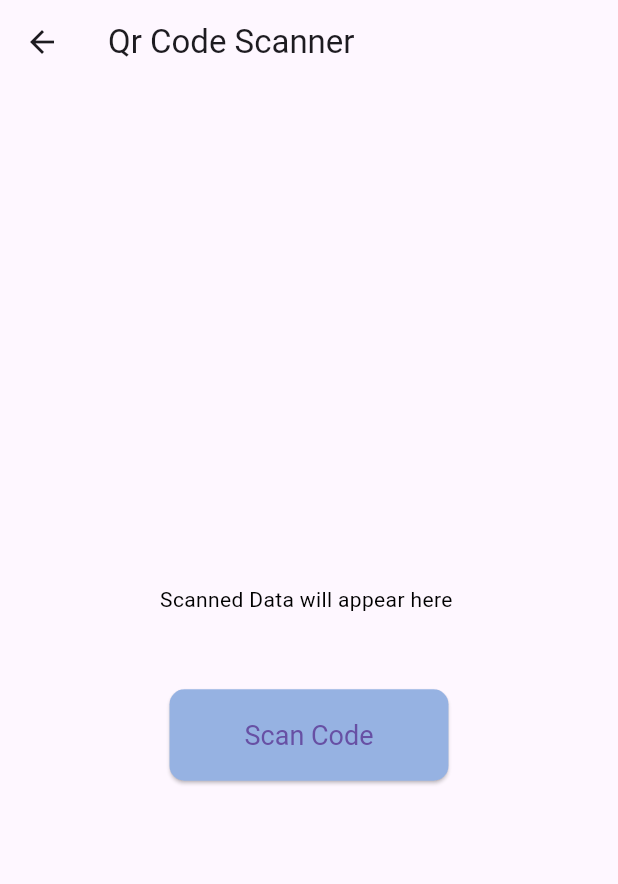
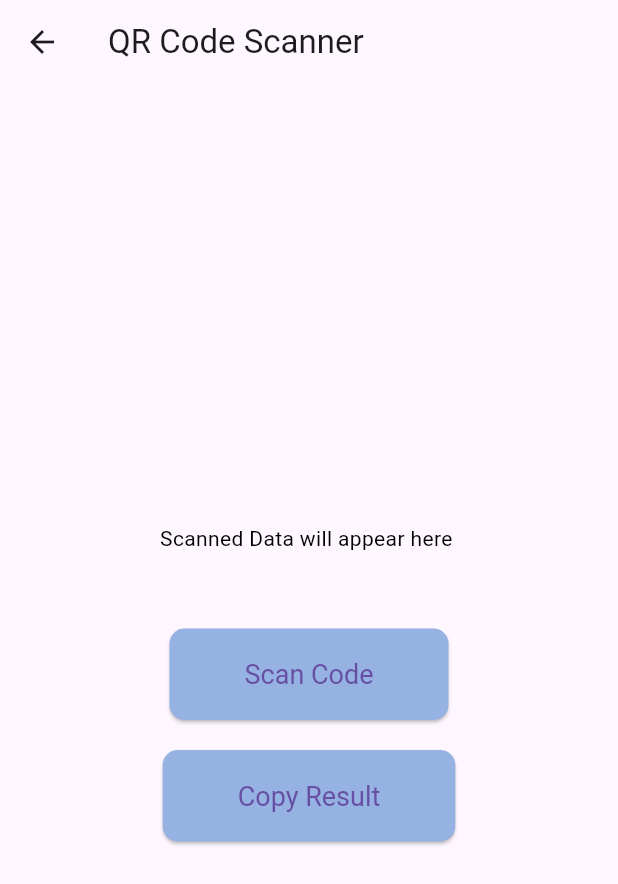
Before and after one commit to surajgujarathi/QR_Code_Scanner-Generator, a Flutter app: the ScanQrCode screen opened directly, after a tap on "Scan Code", on a phone screen of 412 x 824 dp. Shown: the top 884 px of the screen. Run offline on Flutter 3.47's test engine with Material 3 defaults, Android fonts, the phone set to English and light mode, and no system bars; our stand-ins replace fluttertoast, qr_flutter; missing offline and left inert: flutter_barcode_scanner.

```diff
--- a/lib/scan_qr_code.dart
+++ b/lib/scan_qr_code.dart
@@ -1,6 +1,7 @@
 import 'package:flutter/material.dart';
 import 'package:flutter/services.dart';
 import 'package:flutter_barcode_scanner/flutter_barcode_scanner.dart';
+import 'package:fluttertoast/fluttertoast.dart';
 
 class ScanQrCode extends StatefulWidget {
   const ScanQrCode({super.key});
@@ -10,29 +11,42 @@ class ScanQrCode extends StatefulWidget {
 }
 
 class _ScanQrCodeState extends State<ScanQrCode> {
-  String qrresult = 'Scanned Data will appear here ';
+  String qrResult = 'Scanned Data will appear here ';
 
-  //method that should scan any qr
+  // Method that scans any QR code
   Future<void> scanQR() async {
     try {
       final qrCode = await FlutterBarcodeScanner.scanBarcode(
           '#ff6666', 'Cancel', true, ScanMode.QR);
       if (!mounted) return;
       setState(() {
-        qrresult = qrCode != '-1' ? qrCode : 'Scan cancelled';
+        qrResult = qrCode != '-1' ? qrCode : 'Scan cancelled';
       });
     } on PlatformException {
       setState(() {
-        qrresult = 'Failed to read QR code';
+        qrResult = 'Failed to read QR code';
       });
     }
+  }
+
+  // Method to copy the result to the clipboard
+  void copyToClipboard() {
+    Clipboard.setData(ClipboardData(text: qrResult));
+    Fluttertoast.showToast(
+        msg: "Copied to Clipboard",
+        toastLength: Toast.LENGTH_SHORT,
+        gravity: ToastGravity.BOTTOM,
+        timeInSecForIosWeb: 1,
+        backgroundColor: Colors.black54,
+        textColor: Colors.white,
+        fontSize: 16.0);
   }
 
   @override
   Widget build(BuildContext context) {
     return Scaffold(
       appBar: AppBar(
-        title: const Text('Qr Code Scanner'),
+        title: const Text('QR Code Scanner'),
       ),
       body: Center(
         child: Column(
@@ -40,7 +54,7 @@ class _ScanQrCodeState extends State<ScanQrCode> {
           children: [
             const SizedBox(height: 30),
             Text(
-              '$qrresult',
+              qrResult,
               style: const TextStyle(color: Colors.black),
             ),
             const SizedBox(height: 50),
@@ -56,7 +70,21 @@ class _ScanQrCodeState extends State<ScanQrCode> {
                   borderRadius: BorderRadius.circular(10),
                 ),
               ),
-            )
+            ),
+            const SizedBox(height: 20),
+            ElevatedButton(
+              onPressed: copyToClipboard,
+              child: const Text("Copy Result"),
+              style: ElevatedButton.styleFrom(
+                padding:
+                    const EdgeInsets.symmetric(horizontal: 50, vertical: 20),
+                backgroundColor: const Color.fromARGB(255, 150, 178, 226),
+                textStyle: const TextStyle(fontSize: 18),
+                shape: RoundedRectangleBorder(
+                  borderRadius: BorderRadius.circular(10),
+                ),
+              ),
+            ),
           ],
         ),
       ),
--- a/pubspec.yaml
+++ b/pubspec.yaml
@@ -37,6 +37,8 @@ dependencies:
   cupertino_icons: ^1.0.6
   qr_flutter: ^4.1.0
   flutter_barcode_scanner: ^2.0.0
+  fluttertoast: ^8.2.6
+  # url_launcher: ^6.3.0
 
 dev_dependencies:
   flutter_test:
```
Also changed, not shown: pubspec.lock.
